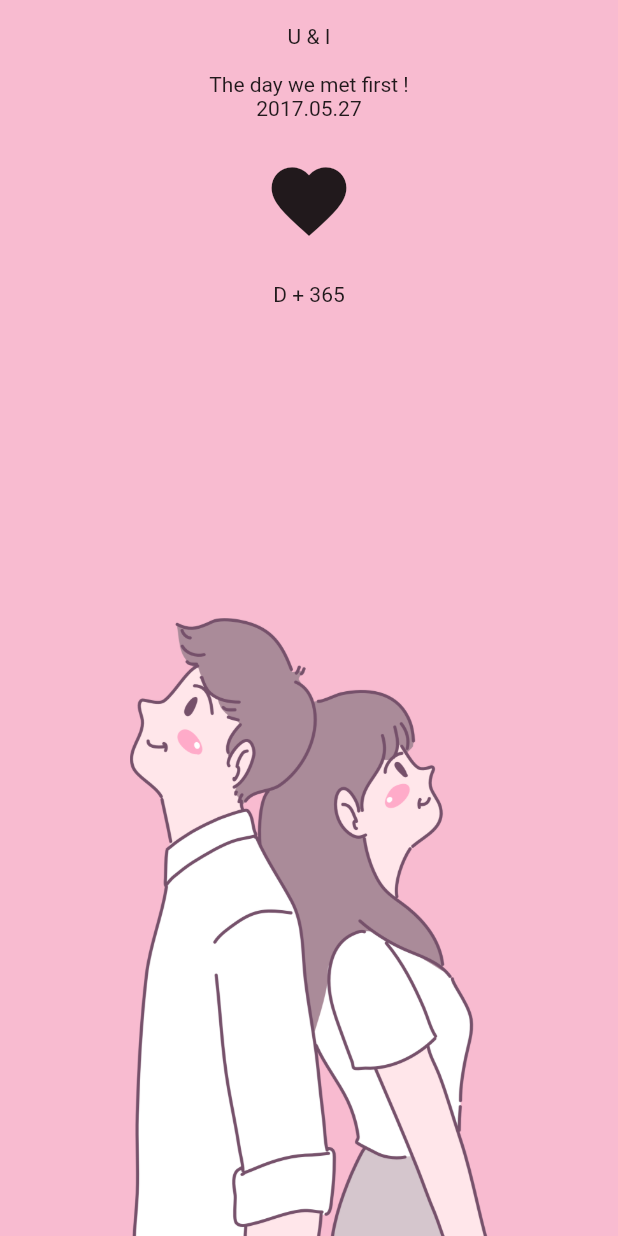
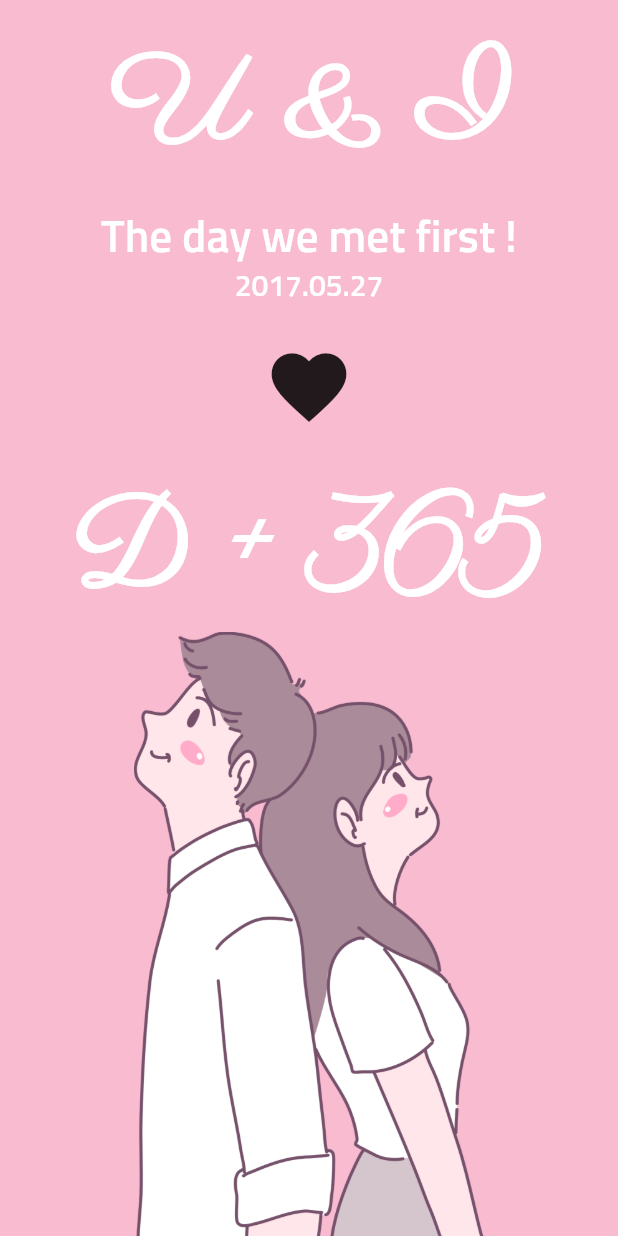
Before and after one commit to naturalitchy/flutter-double-screen-U-and-I, a Flutter app: the screen it shows after launch, on a phone screen of 412 x 824 dp. Run offline on Flutter 3.47's test engine with Material 2 defaults, Android fonts, the phone set to English and light mode, and no system bars.

Commit message:
Complete U&I UI working.

```diff
--- a/lib/screen/home_screen.dart
+++ b/lib/screen/home_screen.dart
@@ -30,14 +30,27 @@ class HomeScreen extends StatelessWidget {
 class _DDay extends StatelessWidget {
   @override
   Widget build(BuildContext context) {
+
+    // 테마 불러오기
+    final textTheme = Theme.of(context).textTheme;
+
     return Column(
       children: [
         const SizedBox(height: 16.0,),                // padding을 안쓰는 이유는?
-        Text('U & I'),
+        Text(
+          'U & I',
+          style: textTheme.headline1,
+        ),
 
         Padding(padding: EdgeInsets.only(top: 16.0)), // 위에 SizedBox랑 padding중에 무엇을 선택해야 할까.
-        Text('The day we met first !'),
-        Text('2017.05.27'),
+        Text(
+          'The day we met first !',
+          style: textTheme.bodyText1,
+        ),
+        Text(
+          '2017.05.27',
+          style: textTheme.bodyText2,
+        ),
 
         const SizedBox(height: 16.0,),
         IconButton(
@@ -49,7 +62,10 @@ class _DDay extends StatelessWidget {
         ),
 
         const SizedBox(height: 16.0,),
-        Text('D + 365'),
+        Text(
+          'D + 365',
+          style: textTheme.headline1,
+        ),
       ],
     );
   }
@@ -58,6 +74,15 @@ class _DDay extends StatelessWidget {
 class _CoupleImage extends StatelessWidget {
   @override
   Widget build(BuildContext context) {
+    return Expanded(
+      child: Center(
+        child: Image.asset(
+          'asset/img/middle_image.png',
+          // height: MediaQuery.of(context).size.height / 2,
+        ),
+      )
+    );
+
     return Center(
       child: Image.asset(
         'asset/img/middle_image.png',
```
Also changed, not shown: lib/main.dart (+26 -0 lines).
